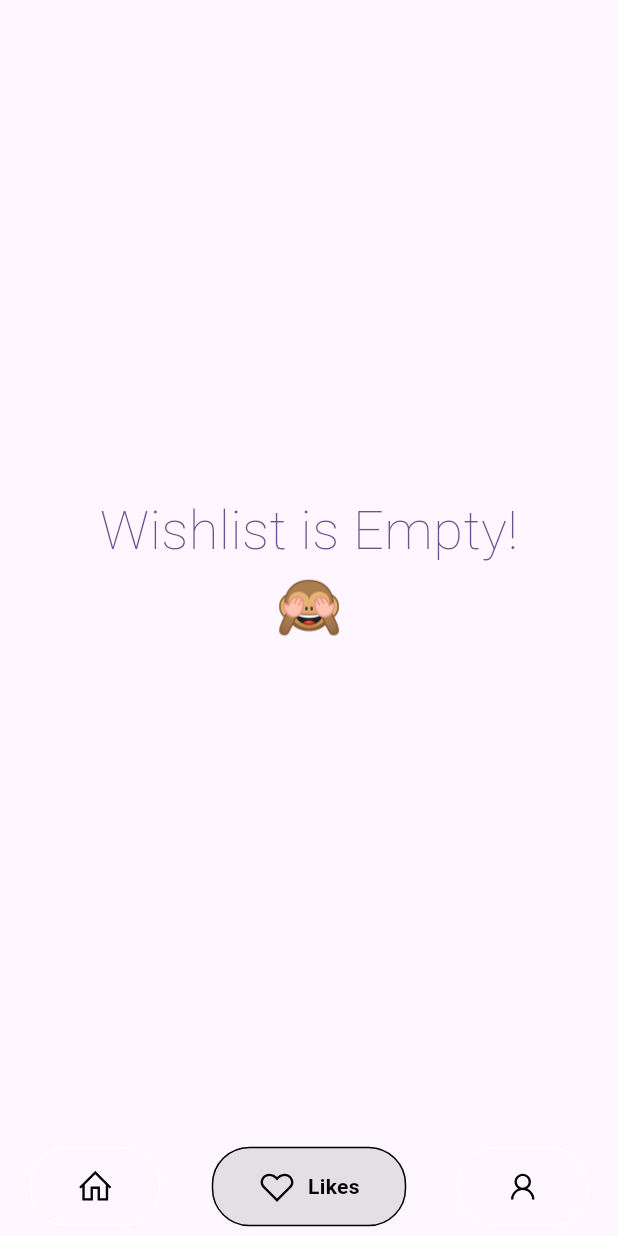
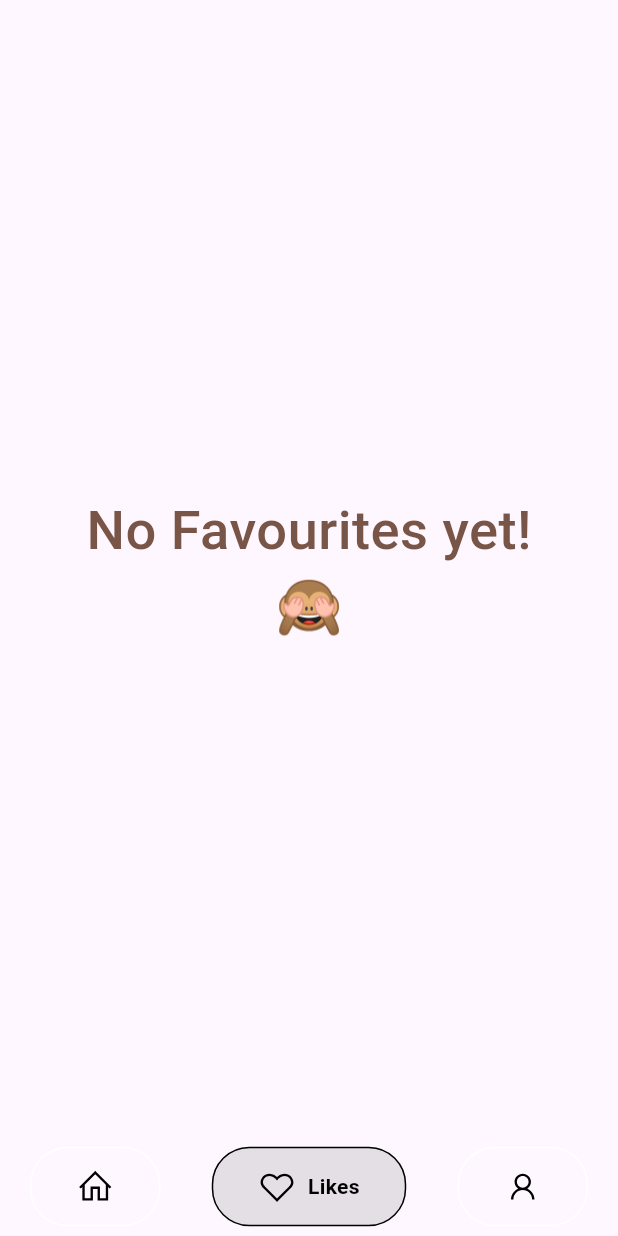
Before and after one commit to ghayurcodes/ui_design, a Flutter app: the screen it shows after launch, item 2 of the bottom bar chosen, on a phone screen of 412 x 824 dp. Run offline on Flutter 3.47's test engine with Material 3 defaults, Android fonts, the phone set to English and light mode, and no system bars; drawn by our look-alikes of google_nav_bar; our stand-ins replace blurrycontainer, carousel_slider, google_fonts, line_icons; missing offline and left inert: swipeable_tile; network calls fail.

Commit message:
Update likes_screen.dart

```diff
--- a/lib/travel app/screens/likes_screen.dart
+++ b/lib/travel app/screens/likes_screen.dart
@@ -29,7 +29,7 @@ class _likes_screenState extends State<likes_screen> {
               child: Column(
                 mainAxisAlignment: MainAxisAlignment.center,
                 children: [
-                  Text('Wishlist is Empty!',style: TextStyle(fontWeight: FontWeight.w200,fontSize: 30,color:  Theme.of(context).colorScheme.primary,)),
+                  Text('No Favourites yet!',style: TextStyle(fontWeight: FontWeight.w500,fontSize: 30,color: Colors.brown,)),
                   Text('🙈',style: TextStyle(
                       fontSize: 30
                   ),)
```
